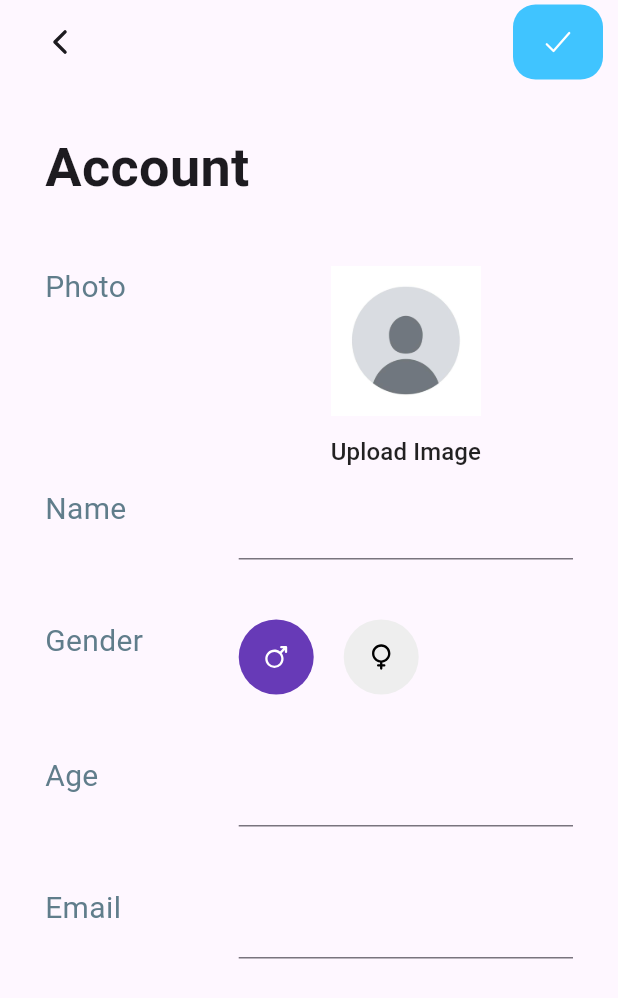
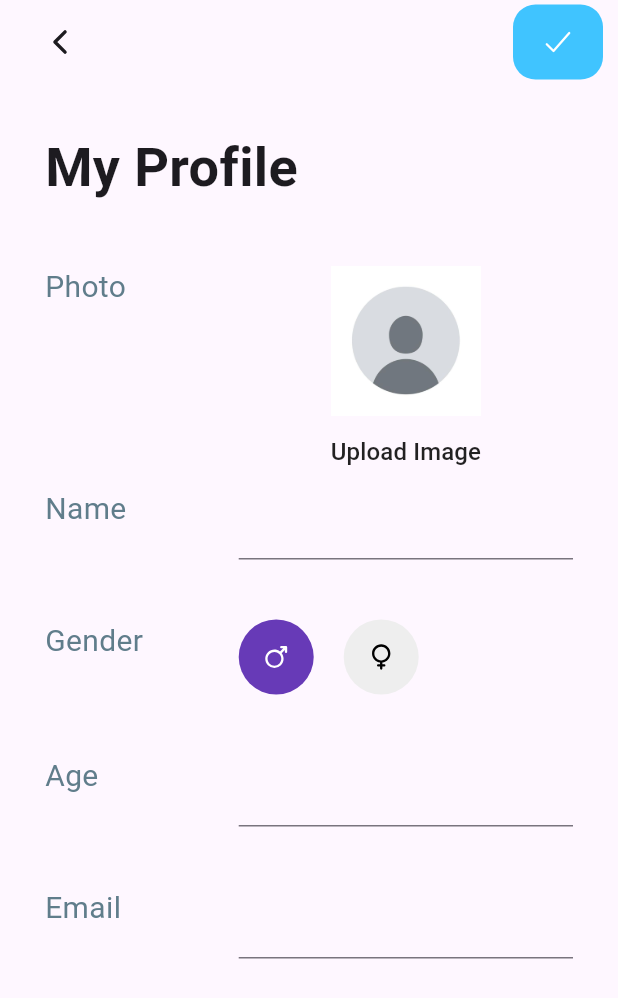
Before and after one commit to Subah-Zarin/Roamers_, a Flutter app: the profile screen opened by its route, on a phone screen of 412 x 824 dp. Shown: the top 998 px of the screen. Run offline on Flutter 3.47's test engine with Material 3 defaults, Android fonts, the light colour scheme and no system bars; our stand-ins replace firebase_core, get, ionicons; accounts and stored records are empty.

Commit message:
edited profile page

```diff
--- a/lib/homepage/profile.dart
+++ b/lib/homepage/profile.dart
@@ -55,7 +55,7 @@ class _ProfileState extends State<profile> {
             crossAxisAlignment: CrossAxisAlignment.start,
             children: [
               const Text(
-                "Account",
+                "My Profile",
                 style: TextStyle(
                   fontSize: 36,
                   fontWeight: FontWeight.bold,
```
